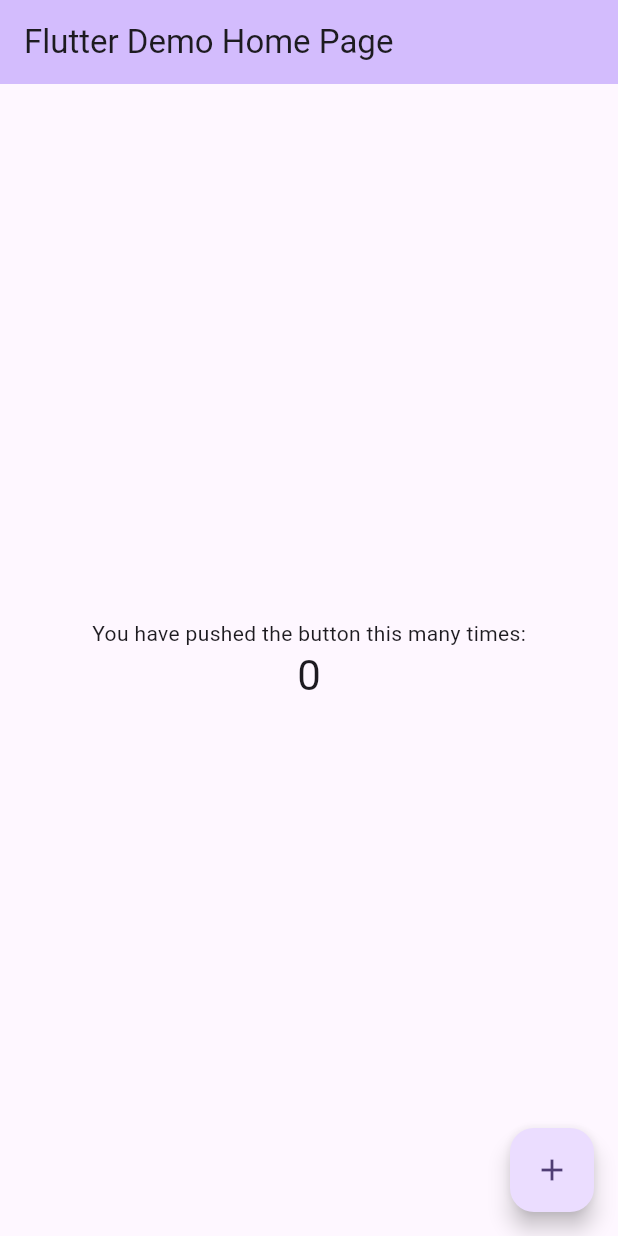
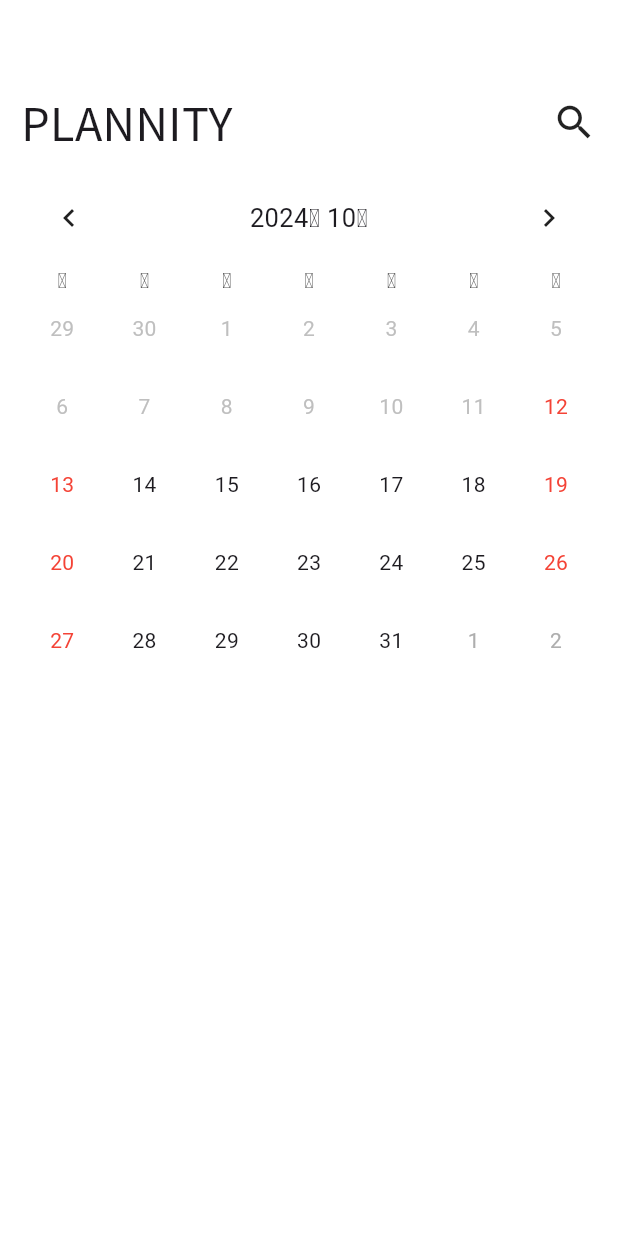
Before and after one commit to Comets-nana/plannity, a Flutter app: the screen it shows after launch, on a phone screen of 412 x 824 dp. Run offline on Flutter 3.47's test engine with Material 3 defaults, Android fonts, the phone set to English and light mode, and no system bars; drawn by our look-alikes of table_calendar.

Commit message:
2024-10-11 11:14
1. NotoSansKR 폰트 추가
2. 패키지 추가
3. main.dart 수정
4. home_screen.dart 수정

```diff
--- a/lib/main.dart
+++ b/lib/main.dart
@@ -1,4 +1,5 @@
 import 'package:flutter/material.dart';
+import 'package:plannity/screen/home_screen.dart';
 
 void main() {
   runApp(const MyApp());
@@ -11,6 +12,7 @@ class MyApp extends StatelessWidget {
   @override
   Widget build(BuildContext context) {
     return MaterialApp(
+      debugShowCheckedModeBanner: false,
       title: 'Flutter Demo',
       theme: ThemeData(
         // This is the theme of your application.
@@ -31,7 +33,7 @@ class MyApp extends StatelessWidget {
         colorScheme: ColorScheme.fromSeed(seedColor: Colors.deepPurple),
         useMaterial3: true,
       ),
-      home: const MyHomePage(title: 'Flutter Demo Home Page'),
+      home: HomeScreen(),
     );
   }
 }
--- /dev/null
+++ b/lib/screen/home_screen.dart
@@ -0,0 +1,124 @@
+import 'package:flutter/material.dart';
+import 'package:flutter/services.dart';
+import 'package:table_calendar/table_calendar.dart';
+import 'package:intl/intl.dart'; // intl 패키지의 DateFormat 사용
+import 'package:intl/date_symbol_data_local.dart'; // 로케일 데이터 초기화용
+
+class HomeScreen extends StatefulWidget {
+  const HomeScreen({super.key});
+
+  @override
+  State<HomeScreen> createState() => _HomeScreenState();
+}
+
+class _HomeScreenState extends State<HomeScreen> {
+
+  DateTime? _selectedDay;
+  DateTime _focusedDay = DateTime.now();
+  DateTime _today = DateTime.now();
+
+  @override
+  void initState() {
+    super.initState();
+    initializeDateFormatting(); // 로케일 데이터 초기화
+  }
+
+  @override
+  Widget build(BuildContext context) {
+    SystemChrome.setSystemUIOverlayStyle(SystemUiOverlayStyle(
+      statusBarColor: Colors.transparent,
+      statusBarIconBrightness: Brightness.dark,
+      systemNavigationBarColor: Colors.white,
+    ));
+
+    return Scaffold(
+      backgroundColor: Colors.white,
+      body: SingleChildScrollView(
+        child: Container(
+          child: Column(
+            children: [
+              _buildDetailContent()
+            ],
+          ),
+        ),
+      ),
+    );
+  }
+
+  Widget _buildDetailContent() {
+    return SingleChildScrollView(
+      child: Container(
+        width: MediaQuery.of(context).size.width,
+        child: Column(
+          children: [
+            Padding(
+              padding: EdgeInsets.symmetric(vertical: 60, horizontal: 14),
+              child: Column(
+                children: [
+                  Row(
+                    mainAxisAlignment: MainAxisAlignment.spaceBetween,
+                    children: [
+                      Text(
+                        'PLANNITY',
+                        style: TextStyle(
+                          fontFamily: 'NotoSansKR',
+                          fontWeight: FontWeight.w500,
+                          fontSize: 30,
+                        ),
+                      ),
+                      GestureDetector(
+                        onTap: () {},
+                        child: Icon(
+                          Icons.search,
+                          size: 30,
+                        ),
+                      )
+                    ],
+                  ),
+                  SizedBox(height: 10),
+                  TableCalendar(
+                    locale: 'ko_KR',
+                    firstDay: DateTime.utc(2020, 1, 1),
+                    lastDay: DateTime.utc(2030, 12, 31),
+                    focusedDay: _focusedDay,
+                    selectedDayPredicate: (day) {
+                      return _selectedDay != null && isSameDay(_selectedDay, day);
+                    },
+                    onDaySelected: (selectedDay, focusedDay) {
+                      setState(() {
+                        _selectedDay = selectedDay; // 날짜 선택
+                        _focusedDay = focusedDay; // 포커스된 날짜 업데이트
+                      });
+                    },
+                    calendarFormat: CalendarFormat.month,
+                    startingDayOfWeek: StartingDayOfWeek.sunday,
+                    headerStyle: HeaderStyle(
+                      formatButtonVisible: false,
+                      titleCentered: true,
+                    ),
+                    calendarStyle: CalendarStyle(
+                      todayDecoration: BoxDecoration(
+                        color: Colors.transparent,
+                      ),
+                      selectedDecoration: BoxDecoration(
+                        color: Colors.blue,
+                        shape: BoxShape.circle,
+                      ),
+                      weekendTextStyle: TextStyle(
+                        color: Colors.red,
+                      ),
+                      todayTextStyle: TextStyle(color: Colors.black),
+                    ),
+                    enabledDayPredicate: (day) {
+                      return day.isAfter(_today.subtract(Duration(days: 0))); // 다음 날부터 선택 가능
+                    },
+                  ),
+                ],
+              ),
+            )
+          ],
+        ),
+      ),
+    );
+  }
+}
```
Also changed, not shown: pubspec.yaml (+26 -12 lines), pubspec.lock, 9 other files.
